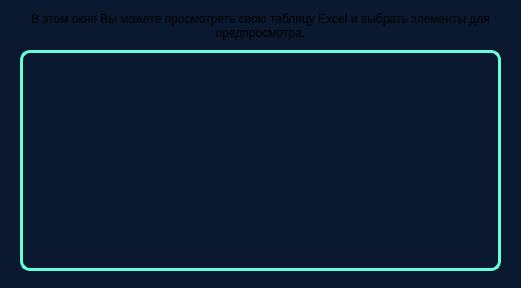
Above: TableDialog.ui from CyberBro9/aobp before the change. Below: the same form after it.
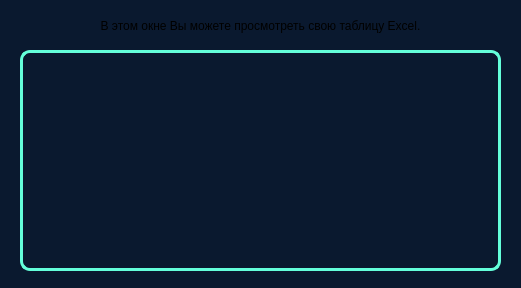
That is the form after the change.

Patch:
```diff
--- a/TableDialog.ui
+++ b/TableDialog.ui
@@ -52,7 +52,7 @@
     </font>
    </property>
    <property name="text">
-    <string>В этом окне Вы можете просмотреть свою таблицу Excel и выбрать элементы для предпросмотра.</string>
+    <string>В этом окне Вы можете просмотреть свою таблицу Excel.</string>
    </property>
    <property name="scaledContents">
     <bool>false</bool>
```
